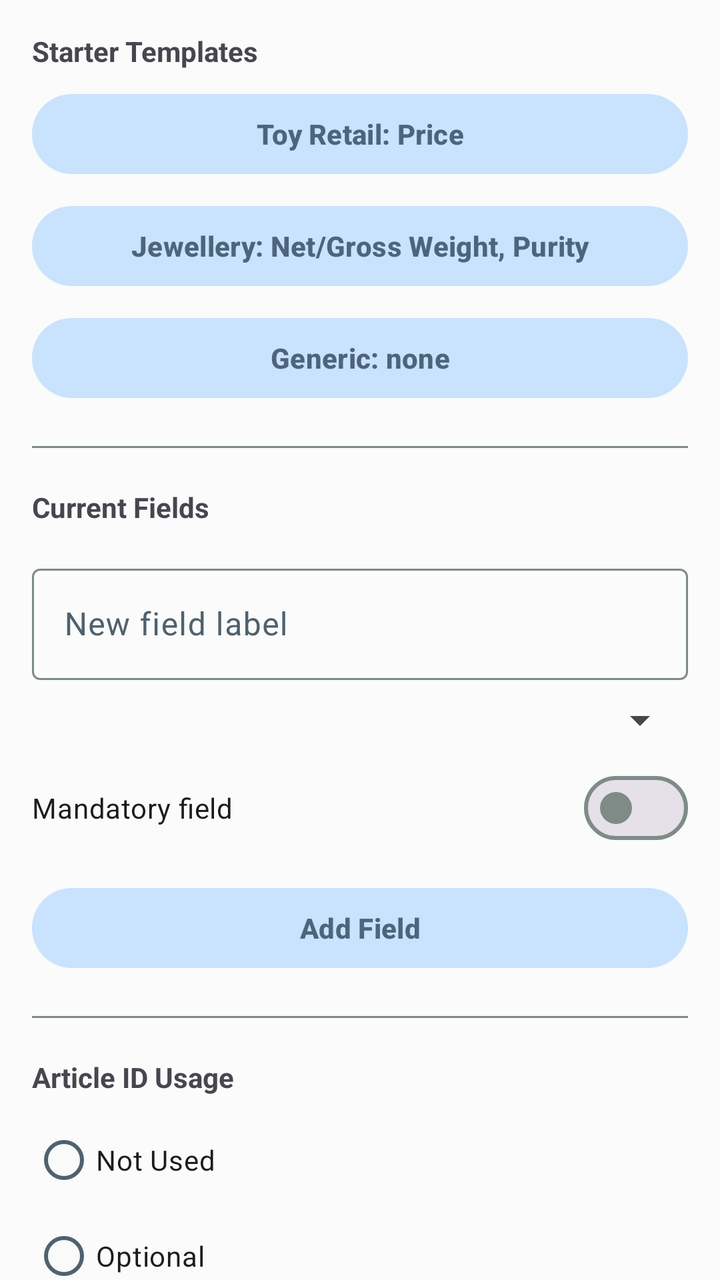
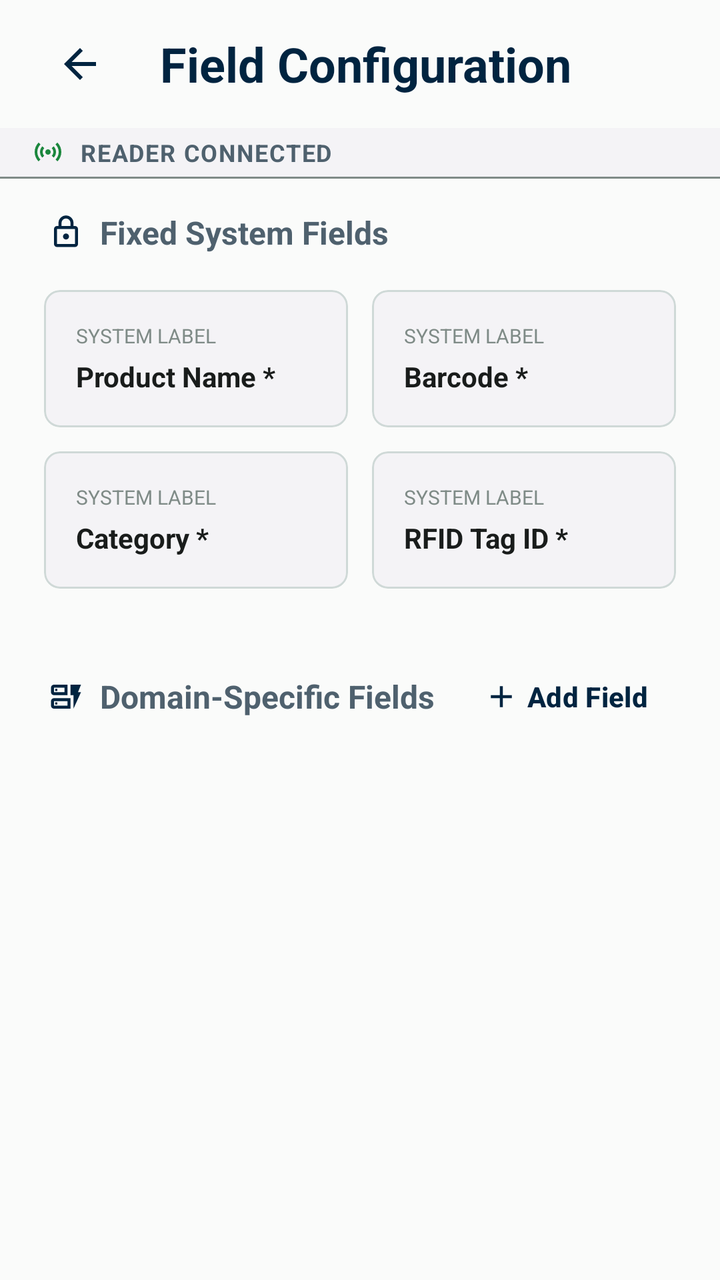

The first picture is an Android layout as it rendered before a commit; the second is the same layout after the commit. The layout source and the unified diff follow.
<!-- AndroidManifest.xml: application theme Theme.StockBuddy -->
<!-- res/layout/fragment_field_config.xml -->
<?xml version="1.0" encoding="utf-8"?>
<androidx.core.widget.NestedScrollView xmlns:android="http://schemas.android.com/apk/res/android"
    xmlns:app="http://schemas.android.com/apk/res-auto"
    android:layout_width="match_parent"
    android:layout_height="match_parent">

    <LinearLayout
        android:layout_width="match_parent"
        android:layout_height="wrap_content"
        android:orientation="vertical"
        android:padding="16dp">

        <TextView
            android:layout_width="match_parent"
            android:layout_height="wrap_content"
            android:text="Starter Templates"
            android:textSize="14sp"
            android:textStyle="bold"
            android:layout_marginBottom="8dp" />

        
        <com.google.android.material.button.MaterialButton
            android:id="@+id/btnTemplateToyRetail"
            style="@style/Widget.Material3.Button.TonalButton"
            android:layout_width="match_parent"
            android:layout_height="48dp"
            android:textAllCaps="false"
            android:text="@string/template_toy_retail" />

        <com.google.android.material.button.MaterialButton
            android:id="@+id/btnTemplateJewellery"
            style="@style/Widget.Material3.Button.TonalButton"
            android:layout_width="match_parent"
            android:layout_height="48dp"
            android:layout_marginTop="8dp"
            android:textAllCaps="false"
            android:text="@string/template_jewellery" />

        <com.google.android.material.button.MaterialButton
            android:id="@+id/btnTemplateGeneric"
            style="@style/Widget.Material3.Button.TonalButton"
            android:layout_width="match_parent"
            android:layout_height="48dp"
            android:layout_marginTop="8dp"
            android:textAllCaps="false"
            android:text="@string/template_generic" />

        <View android:layout_width="match_parent" android:layout_height="1dp" android:background="?attr/colorOutline" android:layout_marginVertical="20dp" />

        <TextView
            android:layout_width="match_parent"
            android:layout_height="wrap_content"
            android:text="Current Fields"
            android:textSize="14sp"
            android:textStyle="bold" />

        <androidx.recyclerview.widget.RecyclerView
            android:id="@+id/recyclerFields"
            android:layout_width="match_parent"
            android:layout_height="wrap_content"
            android:nestedScrollingEnabled="false"
            android:layout_marginTop="4dp" />

        <com.google.android.material.textfield.TextInputLayout
            style="@style/Widget.Material3.TextInputLayout.OutlinedBox"
            android:layout_width="match_parent"
            android:layout_height="wrap_content"
            android:layout_marginTop="12dp"
            android:hint="New field label">
            <com.google.android.material.textfield.TextInputEditText
                android:id="@+id/editNewFieldLabel"
                android:layout_width="match_parent"
                android:layout_height="wrap_content" />
        </com.google.android.material.textfield.TextInputLayout>

        <Spinner
            android:id="@+id/spinnerNewFieldType"
            android:layout_width="match_parent"
            android:layout_height="wrap_content"
            android:layout_marginTop="8dp" />

        <com.google.android.material.materialswitch.MaterialSwitch
            android:id="@+id/switchMandatory"
            android:layout_width="match_parent"
            android:layout_height="wrap_content"
            android:layout_marginTop="8dp"
            android:text="Mandatory field" />

        <com.google.android.material.button.MaterialButton
            android:id="@+id/btnAddField"
            style="@style/Widget.Material3.Button.TonalButton"
            android:layout_width="match_parent"
            android:layout_height="48dp"
            android:layout_marginTop="12dp"
            android:textAllCaps="false"
            android:text="Add Field" />

        <View android:layout_width="match_parent" android:layout_height="1dp" android:background="?attr/colorOutline" android:layout_marginVertical="20dp" />

        <TextView
            android:layout_width="match_parent"
            android:layout_height="wrap_content"
            android:text="@string/article_id_mode_label"
            android:textSize="14sp"
            android:textStyle="bold"
            android:layout_marginBottom="8dp" />

        
        <RadioGroup
            android:id="@+id/radioGroupArticleId"
            android:layout_width="match_parent"
            android:layout_height="wrap_content">

            <RadioButton android:id="@+id/radioNotUsed" android:layout_width="match_parent" android:layout_height="wrap_content"
                android:text="@string/article_id_mode_not_used" />
            <RadioButton android:id="@+id/radioOptional" android:layout_width="match_parent" android:layout_height="wrap_content"
                android:text="@string/article_id_mode_optional" />
            <RadioButton android:id="@+id/radioMandatory" android:layout_width="match_parent" android:layout_height="wrap_content"
                android:text="@string/article_id_mode_mandatory" />
        </RadioGroup>

    </LinearLayout>
</androidx.core.widget.NestedScrollView>
<!-- resources referenced by this layout -->
<resources>
  <string name="article_id_mode_label">Article ID Usage</string>
  <string name="article_id_mode_mandatory">Mandatory</string>
  <string name="article_id_mode_not_used">Not Used</string>
  <string name="article_id_mode_optional">Optional</string>
  <string name="template_generic">Generic: none</string>
  <string name="template_jewellery">Jewellery: Net/Gross Weight, Purity</string>
  <string name="template_toy_retail">Toy Retail: Price</string>
  <!-- unchanged entries left out for length: 44 -->
</resources>

<!-- the commit's change to res/layout/fragment_field_config.xml (unified diff, before → after) -->
@@ -1,123 +1,367 @@
 <?xml version="1.0" encoding="utf-8"?>
-<androidx.core.widget.NestedScrollView xmlns:android="http://schemas.android.com/apk/res/android"
+<LinearLayout xmlns:android="http://schemas.android.com/apk/res/android"
     xmlns:app="http://schemas.android.com/apk/res-auto"
+    xmlns:tools="http://schemas.android.com/tools"
     android:layout_width="match_parent"
-    android:layout_height="match_parent">
-
+    android:layout_height="match_parent"
+    android:orientation="vertical"
+    android:background="@color/md_theme_background">
+
+    
+    <LinearLayout
+        android:layout_width="match_parent"
+        android:layout_height="64dp"
+        android:orientation="horizontal"
+        android:gravity="center_vertical"
+        android:paddingStart="16dp"
+        android:paddingEnd="16dp"
+        android:background="@android:color/transparent">
+
+        <ImageButton
+            android:id="@+id/btnBack"
+            android:layout_width="48dp"
+            android:layout_height="48dp"
+            android:src="@drawable/ic_arrow_back"
+            android:contentDescription="@string/action_back"
+            android:background="?attr/selectableItemBackgroundBorderless"
+            android:scaleType="centerInside"
+            android:tint="@color/md_theme_primary" />
+
+        <TextView
+            android:layout_width="0dp"
+            android:layout_height="wrap_content"
+            android:layout_weight="1"
+            android:layout_marginStart="16dp"
+            android:text="@string/field_config_title"
+            android:textSize="24sp"
+            android:textStyle="bold"
+            android:textColor="@color/md_theme_primary"
+            android:lineHeight="32sp" />
+
+        <View
+            android:layout_width="48dp"
+            android:layout_height="48dp" />
+    </LinearLayout>
+
+    
     <LinearLayout
         android:layout_width="match_parent"
         android:layout_height="wrap_content"
         android:orientation="vertical"
-        android:padding="16dp">
-
-        <TextView
+        android:background="@color/surface_container_low">
+
+        <LinearLayout
             android:layout_width="match_parent"
             android:layout_height="wrap_content"
-            android:text="Starter Templates"
-            android:textSize="14sp"
-            android:textStyle="bold"
-            android:layout_marginBottom="8dp" />
-
-        
-        <com.google.android.material.button.MaterialButton
-            android:id="@+id/btnTemplateToyRetail"
-            style="@style/Widget.Material3.Button.TonalButton"
+            android:orientation="horizontal"
+            android:gravity="center_vertical"
+            android:paddingStart="16dp"
+            android:paddingEnd="16dp"
+            android:paddingTop="4dp"
+            android:paddingBottom="4dp">
+
+            <ImageView
+                android:id="@+id/readerStatusIcon"
+                android:layout_width="16dp"
+                android:layout_height="16dp"
+                android:src="@drawable/sensors_24px"
+                android:tint="@color/status_available"
+                android:contentDescription="@null" />
+
+            <TextView
+                android:id="@+id/tvReaderStatus"
+                android:layout_width="0dp"
+                android:layout_height="wrap_content"
+                android:layout_weight="1"
+                android:layout_marginStart="8dp"
+                android:textSize="12sp"
+                android:textStyle="bold"
+                android:textAllCaps="true"
+                android:textColor="@color/md_theme_onSurfaceVariant"
+                android:letterSpacing="0.05"
+                android:lineHeight="16sp"
+                android:text="@string/reader_connected" />
+        </LinearLayout>
+
+        <View
             android:layout_width="match_parent"
-            android:layout_height="48dp"
-            android:textAllCaps="false"
-            android:text="@string/template_toy_retail" />
-
-        <com.google.android.material.button.MaterialButton
-            android:id="@+id/btnTemplateJewellery"
-            style="@style/Widget.Material3.Button.TonalButton"
-            android:layout_width="match_parent"
-            android:layout_height="48dp"
-            android:layout_marginTop="8dp"
-            android:textAllCaps="false"
-            android:text="@string/template_jewellery" />
-
-        <com.google.android.material.button.MaterialButton
-            android:id="@+id/btnTemplateGeneric"
-            style="@style/Widget.Material3.Button.TonalButton"
-            android:layout_width="match_parent"
-            android:layout_height="48dp"
-            android:layout_marginTop="8dp"
-            android:textAllCaps="false"
-            android:text="@string/template_generic" />
-
-        <View android:layout_width="match_parent" android:layout_height="1dp" android:background="?attr/colorOutline" android:layout_marginVertical="20dp" />
-
-        <TextView
+            android:layout_height="1dp"
+            android:background="@color/md_theme_outline" />
+    </LinearLayout>
+
+    
+    <ScrollView
+        android:layout_width="match_parent"
+        android:layout_height="0dp"
+        android:layout_weight="1"
+        android:scrollbars="none">
+
+        <LinearLayout
             android:layout_width="match_parent"
             android:layout_height="wrap_content"
-            android:text="Current Fields"
-            android:textSize="14sp"
-            android:textStyle="bold" />
-
-        <androidx.recyclerview.widget.RecyclerView
-            android:id="@+id/recyclerFields"
-            android:layout_width="match_parent"
-            android:layout_height="wrap_content"
-            android:nestedScrollingEnabled="false"
-            android:layout_marginTop="4dp" />
-
-        <com.google.android.material.textfield.TextInputLayout
-            style="@style/Widget.Material3.TextInputLayout.OutlinedBox"
-            android:layout_width="match_parent"
-            android:layout_height="wrap_content"
-            android:layout_marginTop="12dp"
-            android:hint="New field label">
-            <com.google.android.material.textfield.TextInputEditText
-                android:id="@+id/editNewFieldLabel"
+            android:orientation="vertical"
+            android:paddingStart="16dp"
+            android:paddingEnd="16dp"
+            android:paddingTop="16dp"
+            android:paddingBottom="24dp">
+
+            
+            <LinearLayout
                 android:layout_width="match_parent"
-                android:layout_height="wrap_content" />
-        </com.google.android.material.textfield.TextInputLayout>
-
-        <Spinner
-            android:id="@+id/spinnerNewFieldType"
-            android:layout_width="match_parent"
-            android:layout_height="wrap_content"
-            android:layout_marginTop="8dp" />
-
-        <com.google.android.material.materialswitch.MaterialSwitch
-            android:id="@+id/switchMandatory"
-            android:layout_width="match_parent"
-            android:layout_height="wrap_content"
-            android:layout_marginTop="8dp"
-            android:text="Mandatory field" />
-
-        <com.google.android.material.button.MaterialButton
-            android:id="@+id/btnAddField"
-            style="@style/Widget.Material3.Button.TonalButton"
-            android:layout_width="match_parent"
-            android:layout_height="48dp"
-            android:layout_marginTop="12dp"
-            android:textAllCaps="false"
-            android:text="Add Field" />
-
-        <View android:layout_width="match_parent" android:layout_height="1dp" android:background="?attr/colorOutline" android:layout_marginVertical="20dp" />
-
-        <TextView
-            android:layout_width="match_parent"
-            android:layout_height="wrap_content"
-            android:text="@string/article_id_mode_label"
-            android:textSize="14sp"
-            android:textStyle="bold"
-            android:layout_marginBottom="8dp" />
-
-        
-        <RadioGroup
-            android:id="@+id/radioGroupArticleId"
-            android:layout_width="match_parent"
-            android:layout_height="wrap_content">
-
-            <RadioButton android:id="@+id/radioNotUsed" android:layout_width="match_parent" android:layout_height="wrap_content"
-                android:text="@string/article_id_mode_not_used" />
-            <RadioButton android:id="@+id/radioOptional" android:layout_width="match_parent" android:layout_height="wrap_content"
-                android:text="@string/article_id_mode_optional" />
-            <RadioButton android:id="@+id/radioMandatory" android:layout_width="match_parent" android:layout_height="wrap_content"
-                android:text="@string/article_id_mode_mandatory" />
-        </RadioGroup>
-
-    </LinearLayout>
-</androidx.core.widget.NestedScrollView>
+                android:layout_height="wrap_content"
+                android:orientation="vertical"
+                android:layout_marginBottom="24dp">
+
+                
+                <LinearLayout
+                    android:layout_width="match_parent"
+                    android:layout_height="wrap_content"
+                    android:orientation="horizontal"
+                    android:gravity="center_vertical"
+                    android:paddingStart="8dp"
+                    android:paddingEnd="8dp"
+                    android:layout_marginBottom="12dp">
+
+                    <ImageView
+                        android:layout_width="18dp"
+                        android:layout_height="18dp"
+                        android:layout_marginEnd="8dp"
+                        android:src="@drawable/lock_24px"
+                        android:tint="@color/md_theme_primary"
+                        android:contentDescription="@null" />
+
+                    <TextView
+                        android:layout_width="0dp"
+                        android:layout_height="wrap_content"
+                        android:layout_weight="1"
+                        android:text="@string/field_config_fixed_fields"
+                        android:textSize="16sp"
+                        android:textStyle="bold"
+                        android:textColor="@color/md_theme_onSurfaceVariant" />
+                </LinearLayout>
+
+                
+                <GridLayout
+                    android:layout_width="match_parent"
+                    android:layout_height="wrap_content"
+                    android:columnCount="2"
+                    android:rowCount="2"
+                    android:columnOrderPreserved="false">
+
+                    
+                    <com.google.android.material.card.MaterialCardView
+                        android:layout_width="0dp"
+                        android:layout_height="wrap_content"
+                        android:layout_row="0"
+                        android:layout_column="0"
+                        android:layout_rowWeight="1"
+                        android:layout_columnWeight="1"
+                        android:layout_margin="6dp"
+                        app:cardCornerRadius="8dp"
+                        app:cardElevation="0dp"
+                        app:cardBackgroundColor="@color/surface_container_low"
+                        app:strokeWidth="1dp"
+                        app:strokeColor="@color/md_theme_outlineVariant">
+
+                        <LinearLayout
+                            android:layout_width="match_parent"
+                            android:layout_height="wrap_content"
+                            android:orientation="vertical"
+                            android:padding="16dp">
+
+                            <TextView
+                                android:layout_width="wrap_content"
+                                android:layout_height="wrap_content"
+                                android:text="@string/field_config_system_label"
+                                android:textSize="10sp"
+                                android:textColor="@color/md_theme_outline"
+                                android:textAllCaps="true"
+                                android:layout_marginBottom="4dp" />
+
+                            <TextView
+                                android:layout_width="wrap_content"
+                                android:layout_height="wrap_content"
+                                android:text="@string/field_product_name"
+                                android:textSize="14sp"
+                                android:textStyle="bold"
+                                android:textColor="@color/md_theme_onSurface" />
+                        </LinearLayout>
+                    </com.google.android.material.card.MaterialCardView>
+
+                    
+                    <com.google.android.material.card.MaterialCardView
+                        android:layout_width="0dp"
+                        android:layout_height="wrap_content"
+                        android:layout_row="0"
+                        android:layout_column="1"
+                        android:layout_rowWeight="1"
+                        android:layout_columnWeight="1"
+                        android:layout_margin="6dp"
+                        app:cardCornerRadius="8dp"
+                        app:cardElevation="0dp"
+                        app:cardBackgroundColor="@color/surface_container_low"
+                        app:strokeWidth="1dp"
+                        app:strokeColor="@color/md_theme_outlineVariant">
+
+                        <LinearLayout
+                            android:layout_width="match_parent"
+                            android:layout_height="wrap_content"
+                            android:orientation="vertical"
+                            android:padding="16dp">
+
+                            <TextView
+                                android:layout_width="wrap_content"
+                                android:layout_height="wrap_content"
+                                android:text="@string/field_config_system_label"
+                                android:textSize="10sp"
+                                android:textColor="@color/md_theme_outline"
+                                android:textAllCaps="true"
+                                android:layout_marginBottom="4dp" />
+
+                            <TextView
+                                android:layout_width="wrap_content"
+                                android:layout_height="wrap_content"
+                                android:text="@string/field_barcode"
+                                android:textSize="14sp"
+                                android:textStyle="bold"
+                                android:textColor="@color/md_theme_onSurface" />
+                        </LinearLayout>
+                    </com.google.android.material.card.MaterialCardView>
+
+                    
+                    <com.google.android.material.card.MaterialCardView
+                        android:layout_width="0dp"
+                        android:layout_height="wrap_content"
+                        android:layout_row="1"
+                        android:layout_column="0"
+                        android:layout_rowWeight="1"
+                        android:layout_columnWeight="1"
+                        android:layout_margin="6dp"
+                        app:cardCornerRadius="8dp"
+                        app:cardElevation="0dp"
+                        app:cardBackgroundColor="@color/surface_container_low"
+                        app:strokeWidth="1dp"
+                        app:strokeColor="@color/md_theme_outlineVariant">
+
+                        <LinearLayout
+                            android:layout_width="match_parent"
+                            android:layout_height="wrap_content"
+                            android:orientation="vertical"
+                            android:padding="16dp">
+
+                            <TextView
+                                android:layout_width="wrap_content"
+                                android:layout_height="wrap_content"
+                                android:text="@string/field_config_system_label"
+                                android:textSize="10sp"
+                                android:textColor="@color/md_theme_outline"
+                                android:textAllCaps="true"
+                                android:layout_marginBottom="4dp" />
+
+                            <TextView
+                                android:layout_width="wrap_content"
+                                android:layout_height="wrap_content"
+                                android:text="@string/field_category"
+                                android:textSize="14sp"
+                                android:textStyle="bold"
+                                android:textColor="@color/md_theme_onSurface" />
+                        </LinearLayout>
+                    </com.google.android.material.card.MaterialCardView>
+
+                    
+                    <com.google.android.material.card.MaterialCardView
+                        android:layout_width="0dp"
+                        android:layout_height="wrap_content"
+                        android:layout_row="1"
+                        android:layout_column="1"
+                        android:layout_rowWeight="1"
+                        android:layout_columnWeight="1"
+                        android:layout_margin="6dp"
+                        app:cardCornerRadius="8dp"
+                        app:cardElevation="0dp"
+                        app:cardBackgroundColor="@color/surface_container_low"
+                        app:strokeWidth="1dp"
+                        app:strokeColor="@color/md_theme_outlineVariant">
+
+                        <LinearLayout
+                            android:layout_width="match_parent"
+                            android:layout_height="wrap_content"
+                            android:orientation="vertical"
+                            android:padding="16dp">
+
+                            <TextView
+                                android:layout_width="wrap_content"
+                                android:layout_height="wrap_content"
+                                android:text="@string/field_config_system_label"
+                                android:textSize="10sp"
+                                android:textColor="@color/md_theme_outline"
+                                android:textAllCaps="true"
+                                android:layout_marginBottom="4dp" />
+
+                            <TextView
+                                android:layout_width="wrap_content"
+                                android:layout_height="wrap_content"
+                                android:text="@string/field_rfid"
+                                android:textSize="14sp"
+                                android:textStyle="bold"
+                                android:textColor="@color/md_theme_onSurface" />
+                        </LinearLayout>
+                    </com.google.android.material.card.MaterialCardView>
+                </GridLayout>
+            </LinearLayout>
+
+            
+            <LinearLayout
+                android:layout_width="match_parent"
+                android:layout_height="wrap_content"
+                android:orientation="vertical">
+
+                
+                <LinearLayout
+                    android:layout_width="match_parent"
+                    android:layout_height="wrap_content"
+                    android:orientation="horizontal"
+                    android:gravity="center_vertical"
+                    android:paddingStart="8dp"
+                    android:paddingEnd="8dp"
+                    android:layout_marginBottom="12dp">
+
+                    <ImageView
+                        android:layout_width="18dp"
+                        android:layout_height="18dp"
+                        android:layout_marginEnd="8dp"
+                        android:src="@drawable/dynamic_form_24px"
+                        android:tint="@color/md_theme_primary"
+                        android:contentDescription="@null" />
+
+                    <TextView
+                        android:layout_width="0dp"
+                        android:layout_height="wrap_content"
+                        android:layout_weight="1"
+                        android:text="@string/field_config_domain_fields"
+                        android:textSize="16sp"
+                        android:textStyle="bold"
+                        android:textColor="@color/md_theme_onSurfaceVariant" />
+
+                    <com.google.android.material.button.MaterialButton
+                        android:id="@+id/btnAddField"
+                        style="@style/Widget.Material3.Button.TextButton"
+                        android:layout_width="wrap_content"
+                        android:layout_height="wrap_content"
+                        android:text="@string/action_add"
+                        android:textColor="@color/md_theme_primary"
+                        app:icon="@drawable/ic_add"
+                        app:iconGravity="textStart" />
+                </LinearLayout>
+
+                
+                <androidx.recyclerview.widget.RecyclerView
+                    android:id="@+id/recyclerFields"
+                    android:layout_width="match_parent"
+                    android:layout_height="wrap_content"
+                    android:nestedScrollingEnabled="false" />
+            </LinearLayout>
+        </LinearLayout>
+    </ScrollView>
+
+</LinearLayout>
<!-- resource entries referenced after the edit -->
@@ -1,12 +1,67 @@
 <!-- resources referenced by this layout -->
 <resources>
-  <string name="article_id_mode_label">Article ID Usage</string>
-  <string name="article_id_mode_mandatory">Mandatory</string>
-  <string name="article_id_mode_not_used">Not Used</string>
-  <string name="article_id_mode_optional">Optional</string>
-  <string name="template_generic">Generic: none</string>
-  <string name="template_jewellery">Jewellery: Net/Gross Weight, Purity</string>
-  <string name="template_toy_retail">Toy Retail: Price</string>
+  <color name="status_available">#1B873D</color>
+  <color name="surface_container_low">#f4f3f6</color>
+  <!-- drawable dynamic_form_24px (drawable) -->
+  <vector xmlns:android="http://schemas.android.com/apk/res/android"
+      android:width="24dp"
+      android:height="24dp"
+      android:viewportWidth="960"
+      android:viewportHeight="960"
+      android:tint="?attr/colorControlNormal">
+    <path
+        android:fillColor="@android:color/white"
+        android:pathData="M160,440Q127,440 103.5,416.5Q80,393 80,360L80,240Q80,207 103.5,183.5Q127,160 160,160L520,160L520,440L160,440ZM160,360L440,360L440,240L160,240Q160,240 160,240Q160,240 160,240L160,360Q160,360 160,360Q160,360 160,360ZM160,800Q127,800 103.5,776.5Q80,753 80,720L80,600Q80,567 103.5,543.5Q127,520 160,520L600,520L600,800L160,800ZM160,720L520,720L520,600L160,600Q160,600 160,600Q160,600 160,600L160,720Q160,720 160,720Q160,720 160,720ZM680,800L680,440L600,440L600,160L880,160L800,360L880,360L680,800ZM190,690L250,690L250,630L190,630L190,690ZM190,330L250,330L250,270L190,270L190,330ZM160,360Q160,360 160,360Q160,360 160,360L160,240Q160,240 160,240Q160,240 160,240L160,240L160,360ZM160,720Q160,720 160,720Q160,720 160,720L160,600Q160,600 160,600Q160,600 160,600L160,600L160,720Z"/>
+  </vector>
+  <!-- drawable ic_add (drawable) -->
+  <vector xmlns:android="http://schemas.android.com/apk/res/android"
+      android:width="24dp" android:height="24dp" android:viewportWidth="24" android:viewportHeight="24">
+      <path android:fillColor="#FFFFFF" android:pathData="M19,13h-6v6h-2v-6L5,13v-2h6L11,5h2v6h6v2z"/>
+  </vector>
+  <!-- drawable ic_arrow_back (drawable) -->
+  <?xml version="1.0" encoding="utf-8"?>
+  <vector xmlns:android="http://schemas.android.com/apk/res/android"
+      android:width="24dp"
+      android:height="24dp"
+      android:viewportWidth="24"
+      android:viewportHeight="24">
+      <path
+          android:fillColor="@android:color/white"
+          android:pathData="M20,11H7.83l5.59,-5.59L12,4l-8,8 8,8 1.41,-1.41L7.83,13H20v-2z" />
+  </vector>
+  <!-- drawable lock_24px (drawable) -->
+  <vector xmlns:android="http://schemas.android.com/apk/res/android"
+      android:width="24dp"
+      android:height="24dp"
+      android:viewportWidth="960"
+      android:viewportHeight="960"
+      android:tint="?attr/colorControlNormal">
+    <path
+        android:fillColor="@android:color/white"
+        android:pathData="M240,880Q207,880 183.5,856.5Q160,833 160,800L160,400Q160,367 183.5,343.5Q207,320 240,320L280,320L280,240Q280,157 338.5,98.5Q397,40 480,40Q563,40 621.5,98.5Q680,157 680,240L680,320L720,320Q753,320 776.5,343.5Q800,367 800,400L800,800Q800,833 776.5,856.5Q753,880 720,880L240,880ZM240,800L720,800Q720,800 720,800Q720,800 720,800L720,400Q720,400 720,400Q720,400 720,400L240,400Q240,400 240,400Q240,400 240,400L240,800Q240,800 240,800Q240,800 240,800ZM536.5,656.5Q560,633 560,600Q560,567 536.5,543.5Q513,520 480,520Q447,520 423.5,543.5Q400,567 400,600Q400,633 423.5,656.5Q447,680 480,680Q513,680 536.5,656.5ZM360,320L600,320L600,240Q600,190 565,155Q530,120 480,120Q430,120 395,155Q360,190 360,240L360,320ZM240,800Q240,800 240,800Q240,800 240,800L240,400Q240,400 240,400Q240,400 240,400L240,400Q240,400 240,400Q240,400 240,400L240,800Q240,800 240,800Q240,800 240,800Z"/>
+  </vector>
+  <!-- drawable sensors_24px (drawable) -->
+  <vector xmlns:android="http://schemas.android.com/apk/res/android"
+      android:width="24dp"
+      android:height="24dp"
+      android:viewportWidth="960"
+      android:viewportHeight="960"
+      android:tint="?attr/colorControlNormal">
+    <path
+        android:fillColor="@android:color/white"
+        android:pathData="M197,763Q143,708 111.5,635.5Q80,563 80,480Q80,396 111.5,323.5Q143,251 197,197L254,254Q210,298 185,356Q160,414 160,480Q160,547 185,605Q210,663 254,706L197,763ZM310,650Q278,617 259,573.5Q240,530 240,480Q240,429 259,385.5Q278,342 310,310L367,367Q345,389 332.5,418Q320,447 320,480Q320,513 332.5,542Q345,571 367,593L310,650ZM423.5,536.5Q400,513 400,480Q400,447 423.5,423.5Q447,400 480,400Q513,400 536.5,423.5Q560,447 560,480Q560,513 536.5,536.5Q513,560 480,560Q447,560 423.5,536.5ZM650,650L593,593Q615,571 627.5,542Q640,513 640,480Q640,447 627.5,418Q615,389 593,367L650,310Q682,342 701,385.5Q720,429 720,480Q720,530 701,573.5Q682,617 650,650ZM763,763L706,706Q750,662 775,604Q800,546 800,480Q800,413 775,355Q750,297 706,254L763,197Q817,251 848.5,323.5Q880,396 880,480Q880,563 848.5,635.5Q817,708 763,763Z"/>
+  </vector>
+  <string name="action_add">Add Field</string>
+  <string name="action_back">Back</string>
+  <string name="field_barcode">Barcode *</string>
+  <string name="field_category">Category *</string>
+  <string name="field_config_domain_fields">Domain-Specific Fields</string>
+  <string name="field_config_fixed_fields">Fixed System Fields</string>
+  <string name="field_config_system_label">System Label</string>
+  <string name="field_config_title">Field Configuration</string>
+  <string name="field_product_name">Product Name *</string>
+  <string name="field_rfid">RFID Tag ID *</string>
+  <string name="reader_connected">Reader Connected</string>
   <!-- unchanged entries left out for length: 44 -->
 </resources>
 
